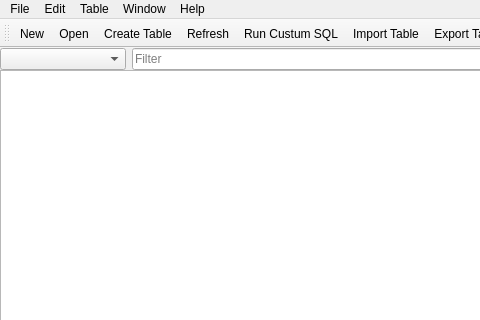
Before: the Qt Designer form mainwindow.ui in informationsea/Hyokai, drawn with Qt 5; both pictures show x 0 to 480 and y 0 to 320 of the 577 by 493 pixel window.
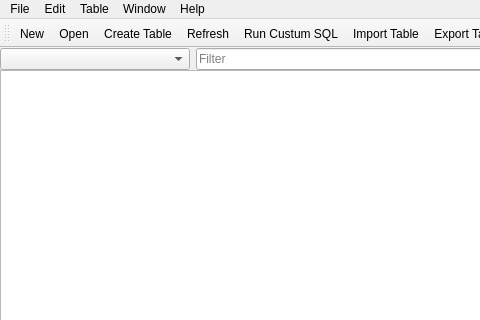
After: the same form once the commit is applied. Icons and pictures are not drawn.

Commit message: fix buffer overrun and adjust UIs

Diff of the .ui file:
```diff
--- a/mainwindow.ui
+++ b/mainwindow.ui
@@ -35,7 +35,7 @@
          <enum>QComboBox::AdjustToMinimumContentsLength</enum>
         </property>
         <property name="minimumContentsLength">
-         <number>12</number>
+         <number>20</number>
         </property>
        </widget>
       </item>
```
The commit also changes 2 other files.
